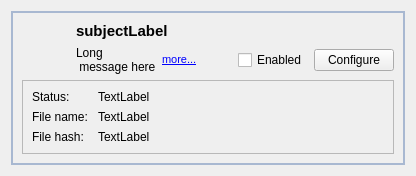
Old version of the form retroshare-gui/src/gui/settings/PluginItem.ui in the repository RetroShare/RetroShare.
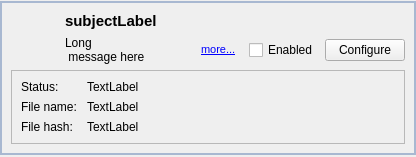
New version of the form.

Commit message: Fixed layout of the PluginPage.

What changed in the file:
```diff
--- a/retroshare-gui/src/gui/settings/PluginItem.ui
+++ b/retroshare-gui/src/gui/settings/PluginItem.ui
@@ -7,10 +7,13 @@
     <x>0</x>
     <y>0</y>
     <width>416</width>
-    <height>175</height>
+    <height>157</height>
    </rect>
   </property>
   <layout class="QVBoxLayout" name="verticalLayout_7">
+   <property name="margin">
+    <number>0</number>
+   </property>
    <item>
     <widget class="QFrame" name="frame">
      <property name="enabled">
@@ -141,12 +144,6 @@
               <property name="orientation">
                <enum>Qt::Horizontal</enum>
               </property>
-              <property name="sizeHint" stdset="0">
-               <size>
-                <width>40</width>
-                <height>20</height>
-               </size>
-              </property>
              </spacer>
             </item>
             <item>
@@ -204,6 +201,9 @@
              <property name="text">
               <string notr="true">TextLabel</string>
              </property>
+             <property name="wordWrap">
+              <bool>true</bool>
+             </property>
             </widget>
            </item>
            <item row="2" column="0">
@@ -224,6 +224,9 @@
              <property name="text">
               <string notr="true">TextLabel</string>
              </property>
+             <property name="wordWrap">
+              <bool>true</bool>
+             </property>
             </widget>
            </item>
            <item row="0" column="0">
@@ -244,6 +247,9 @@
              <property name="text">
               <string notr="true">TextLabel</string>
              </property>
+             <property name="wordWrap">
+              <bool>true</bool>
+             </property>
             </widget>
            </item>
           </layout>
```
The commit also changes 2 other files.
